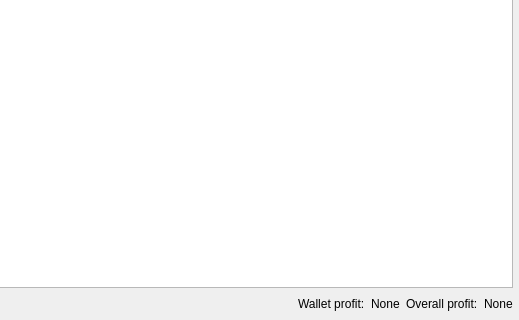
The window that src/stockmonitor/ui/widget/walletwidget.ui (anetczuk/stock-monitor) describes before a commit, drawn with Qt 5; both pictures show x 217 to 736 and y 308 to 628 of the 736 by 628 pixel window.
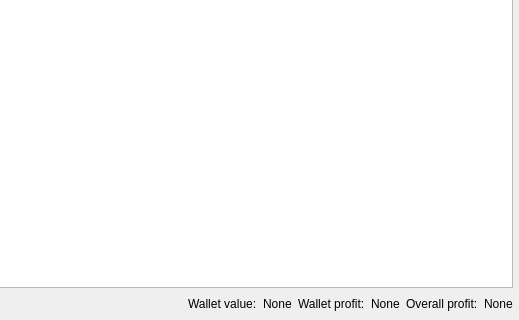
The same window after the commit. Custom widgets are drawn as their Qt base class.

Commit message: Add wallet value sum

The edit to the form file:
```diff
--- a/src/stockmonitor/ui/widget/walletwidget.ui
+++ b/src/stockmonitor/ui/widget/walletwidget.ui
@@ -85,6 +85,20 @@
        </property>
       </spacer>
      </item>
+     <item>
+      <widget class="QLabel" name="label_3">
+       <property name="text">
+        <string>Wallet value:</string>
+       </property>
+      </widget>
+     </item>
+     <item>
+      <widget class="QLabel" name="walletValueLabel">
+       <property name="text">
+        <string>None</string>
+       </property>
+      </widget>
+     </item>
      <item>
       <widget class="QLabel" name="label_2">
        <property name="text">
```
The commit also changes 2 other files.
